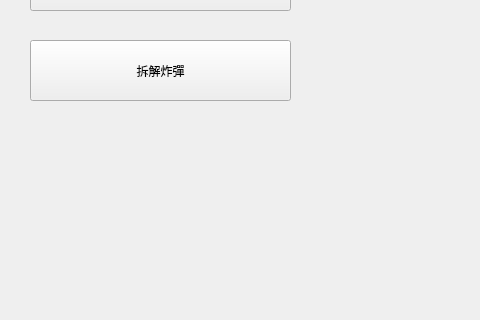
The window that Mini-Games/mainwindow.ui (imghe/Mini-Games) describes before a commit, drawn with Qt 5; both pictures show x 0 to 480 and y 100 to 420 of the 1280 by 720 pixel window.
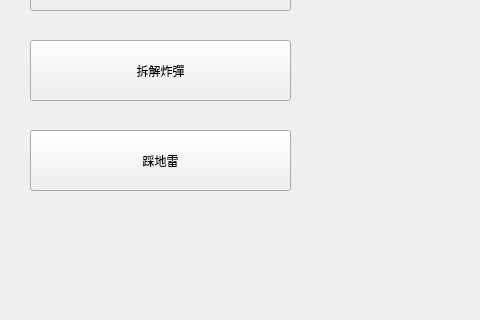
The same window after the commit.

Patch:
```diff
--- a/Mini-Games/mainwindow.ui
+++ b/Mini-Games/mainwindow.ui
@@ -97,6 +97,19 @@
          <string>拆解炸彈</string>
         </property>
        </widget>
+       <widget class="QPushButton" name="mineSweeper">
+        <property name="geometry">
+         <rect>
+          <x>20</x>
+          <y>220</y>
+          <width>261</width>
+          <height>61</height>
+         </rect>
+        </property>
+        <property name="text">
+         <string>踩地雷</string>
+        </property>
+       </widget>
       </widget>
       <widget class="QWidget" name="page_1"/>
      </widget>
```
